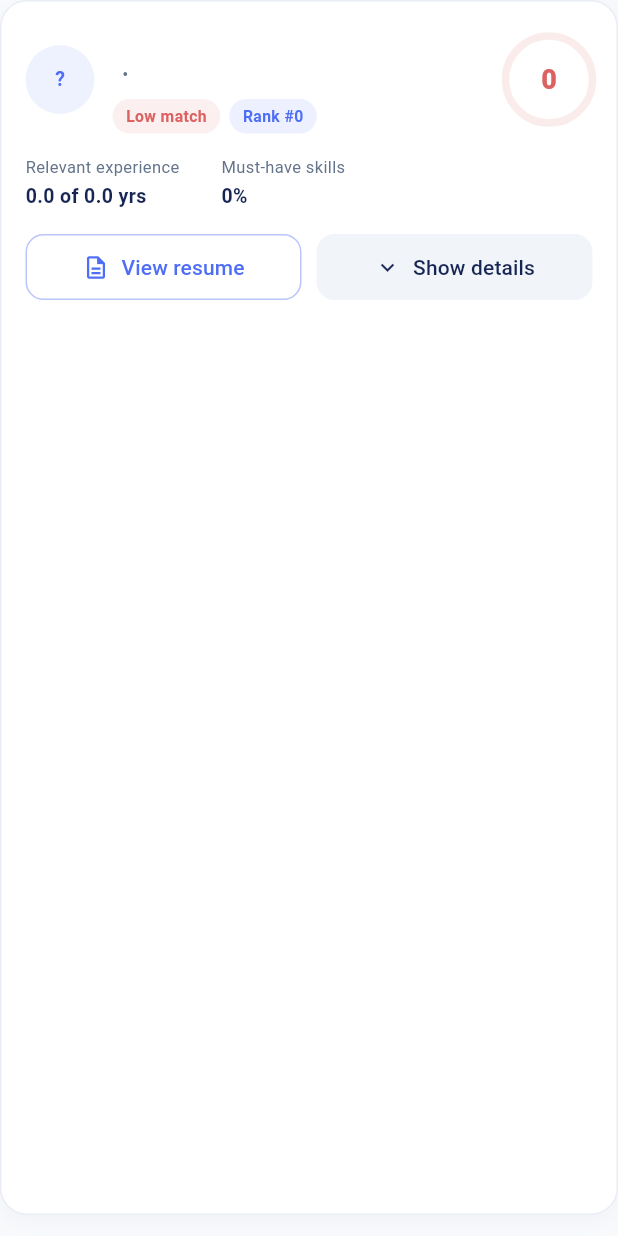
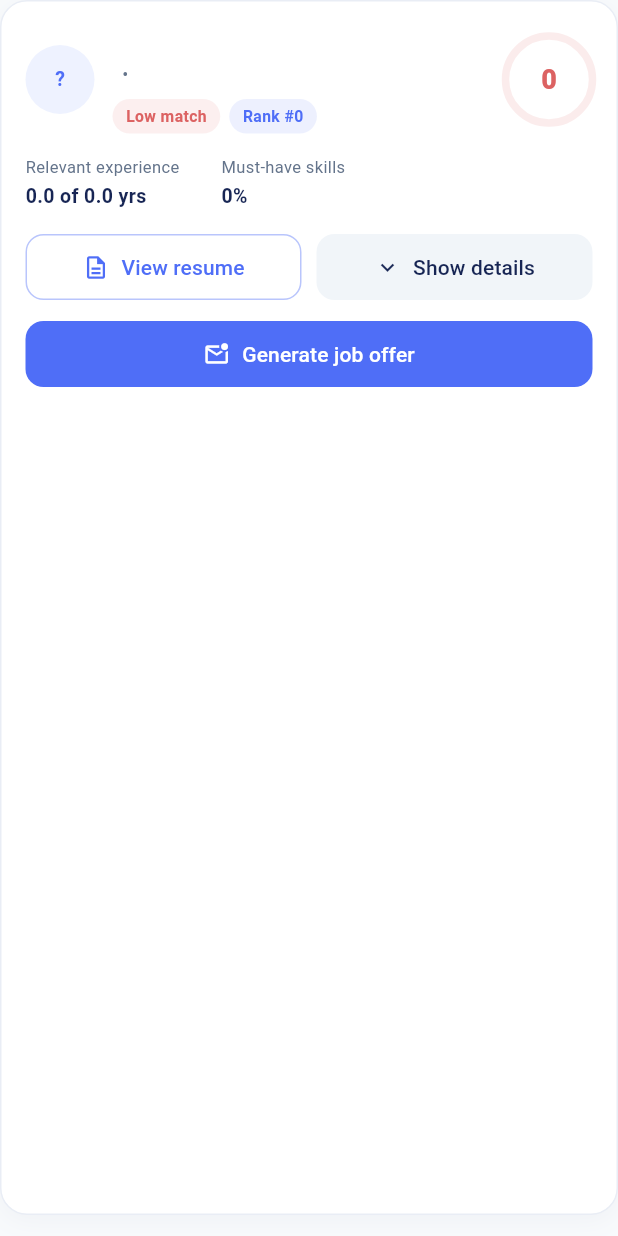
Before and after one commit to ChaudryManan/Ai-resume-app, a Flutter app: the _CandidateCard widget shown alone on an empty page, opened directly with empty values, on a phone screen of 412 x 824 dp. Run offline on Flutter 3.47's test engine with Material 3 defaults, Android fonts, the phone set to English and light mode, and no system bars; our stand-ins replace cloud_firestore, file_picker, firebase_auth, firebase_core, firebase_storage, supabase_flutter; accounts and stored records are empty.

Commit message:
Add generate and approve job offer action to candidate cards

```diff
--- a/lib/features/admin/screens/candidates_screen.dart
+++ b/lib/features/admin/screens/candidates_screen.dart
@@ -6,6 +6,7 @@ import 'package:url_launcher/url_launcher.dart';
 
 import '../services/admin_service.dart';
 import '../services/job_matching_service.dart';
+import 'generate_offer_dialog.dart';
 
 class CandidatesScreen extends StatefulWidget {
   const CandidatesScreen({super.key, this.requestedJobId});
@@ -240,6 +241,28 @@ class _CandidatesScreenState extends State<CandidatesScreen> {
       if (mounted) {
         setState(() => _starting = false);
       }
+    }
+  }
+
+  Future<void> _generateOffer(CandidateMatch candidate) async {
+    final jobId = _selectedJobId;
+    if (jobId == null) return;
+    if (candidate.email == null || candidate.email!.trim().isEmpty) {
+      _showMessage('This candidate resume does not contain an email address.', isError: true);
+      return;
+    }
+    final sent = await showDialog<bool>(
+      context: context,
+      barrierDismissible: false,
+      builder: (_) => GenerateOfferDialog(
+        candidateId: candidate.candidateId,
+        candidateName: candidate.displayName,
+        candidateEmail: candidate.email,
+        jobId: jobId,
+      ),
+    );
+    if (sent == true && mounted) {
+      _showMessage('Job offer email sent successfully.');
     }
   }
 
@@ -983,7 +1006,9 @@ class _CandidatesScreenState extends State<CandidatesScreen> {
             (candidate) => _CandidateCard(
               key: ValueKey(candidate.candidateId),
               candidate: candidate,
+              jobId: _selectedJobId!,
               onOpenResume: () => _openResume(candidate),
+              onGenerateOffer: () => _generateOffer(candidate),
             ),
           )
           .toList(),
@@ -1150,11 +1175,15 @@ class _CandidateCard extends StatefulWidget {
   const _CandidateCard({
     super.key,
     required this.candidate,
+    required this.jobId,
     required this.onOpenResume,
+    required this.onGenerateOffer,
   });
 
   final CandidateMatch candidate;
+  final String jobId;
   final Future<void> Function() onOpenResume;
+  final Future<void> Function() onGenerateOffer;
 
   @override
   State<_CandidateCard> createState() => _CandidateCardState();
@@ -1613,6 +1642,23 @@ class _CandidateCardState extends State<_CandidateCard> {
               ),
             ],
           ),
+          const SizedBox(height: 10),
+          SizedBox(
+            width: double.infinity,
+            child: FilledButton.icon(
+              onPressed: candidate.email == null ? null : widget.onGenerateOffer,
+              icon: const Icon(Icons.mark_email_unread_outlined, size: 18),
+              label: const Text('Generate job offer'),
+              style: FilledButton.styleFrom(
+                backgroundColor: _blue,
+                foregroundColor: Colors.white,
+                padding: const EdgeInsets.symmetric(vertical: 12),
+                shape: RoundedRectangleBorder(
+                  borderRadius: BorderRadius.circular(12),
+                ),
+              ),
+            ),
+          ),
           if (_expanded) ...[
             const SizedBox(height: 14),
             const Divider(color: _border, height: 1),
```
